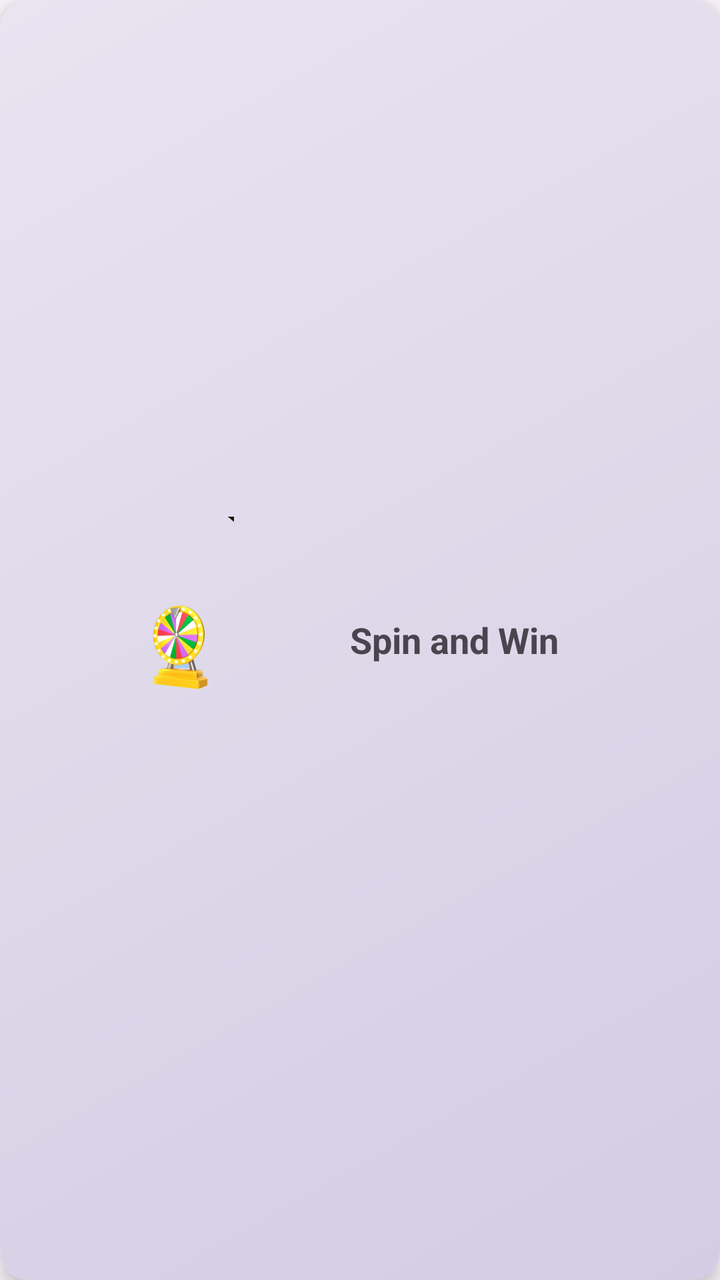
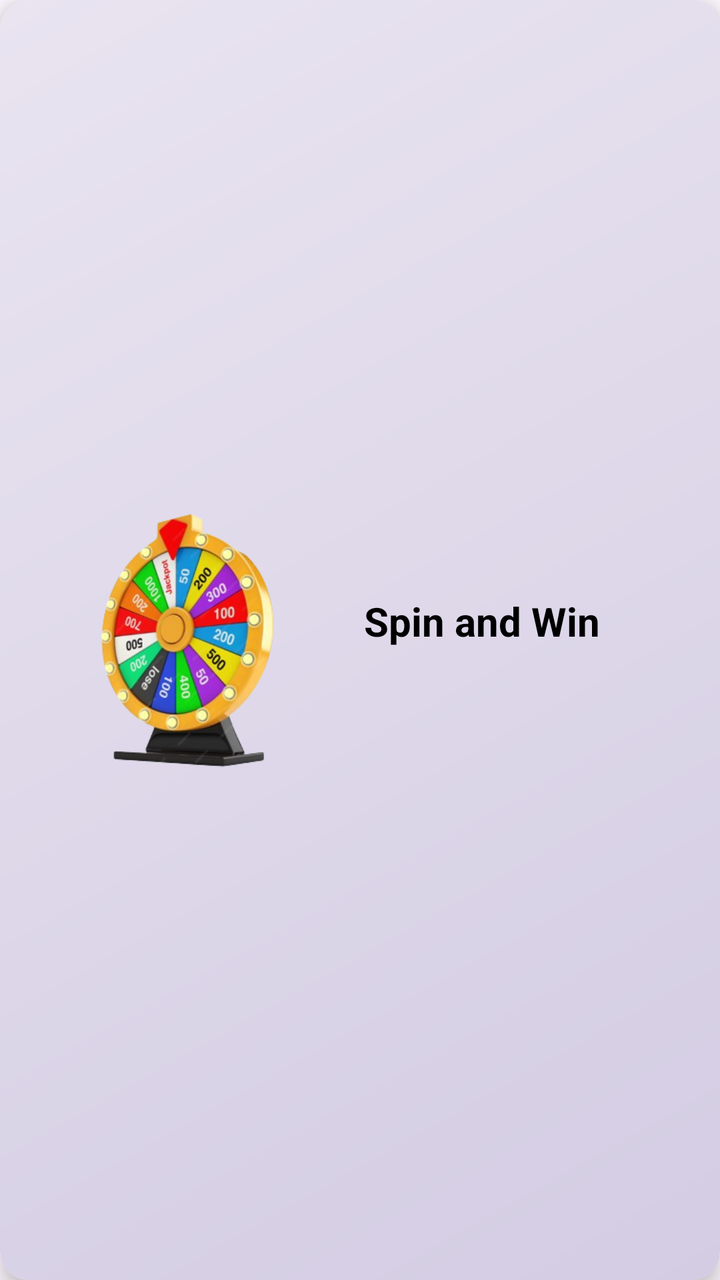

The first picture is an Android layout as it rendered before a commit; the second is the same layout after the commit. The layout source and the unified diff follow.
<!-- AndroidManifest.xml: application theme Theme.RGamer -->
<!-- res/layout/card_spinner.xml -->
<?xml version="1.0" encoding="utf-8"?>
<androidx.cardview.widget.CardView
    xmlns:android="http://schemas.android.com/apk/res/android"
    xmlns:app="http://schemas.android.com/apk/res-auto"
    android:id="@+id/card_spinner"
    android:layout_width="match_parent"
    android:layout_height="157dp"
    android:layout_marginBottom="12dp"
    app:cardCornerRadius="14dp"
    app:cardElevation="6dp">

    <LinearLayout
        android:layout_width="match_parent"
        android:layout_height="match_parent"
        android:padding="16dp"
        android:background="@drawable/bg_card_gradient"
        android:orientation="horizontal"
        android:gravity="center_vertical">

        <ImageView
            android:layout_width="147dp"
            android:layout_height="123dp"
            android:src="@drawable/ic_spinner" />

        <TextView
            android:layout_width="wrap_content"
            android:layout_height="wrap_content"
            android:layout_marginStart="12dp"
            android:text="Spin and Win"
            android:textSize="18sp"
            android:textStyle="bold"/>

    </LinearLayout>
</androidx.cardview.widget.CardView>
<!-- resources referenced by this layout -->
<resources>
  <!-- drawable bg_card_gradient (drawable) -->
  <?xml version="1.0" encoding="utf-8"?>
  <shape xmlns:android="http://schemas.android.com/apk/res/android"
      android:shape="rectangle">
  
      
      <corners android:radius="14dp" />
  
      
      <gradient
          android:startColor="#D3CCE3"
          android:endColor="#E9E4F0"
          android:angle="135" />
  
  </shape>
  <!-- drawable ic_spinner: png bitmap (drawable, 91867 bytes) -->
  <style name="Theme.RGamer" parent="Base.Theme.RGamer" />
  <style name="Base.Theme.RGamer" parent="Theme.Material3.DayNight.NoActionBar">
          
          
      </style>
</resources>

<!-- the commit's change to res/layout/card_spinner.xml (unified diff, before → after) -->
@@ -18,17 +18,18 @@
         android:gravity="center_vertical">
 
         <ImageView
-            android:layout_width="147dp"
-            android:layout_height="123dp"
+            android:layout_width="154dp"
+            android:layout_height="129dp"
             android:src="@drawable/ic_spinner" />
 
         <TextView
-            android:layout_width="wrap_content"
-            android:layout_height="wrap_content"
+            android:layout_width="207dp"
+            android:layout_height="46dp"
             android:layout_marginStart="12dp"
             android:text="Spin and Win"
-            android:textSize="18sp"
-            android:textStyle="bold"/>
+            android:textColor="@color/black"
+            android:textSize="20dp"
+            android:textStyle="bold" />
 
     </LinearLayout>
 </androidx.cardview.widget.CardView>
<!-- resource entries referenced after the edit -->
@@ -1,5 +1,6 @@
 <!-- resources referenced by this layout -->
 <resources>
+  <color name="black">#FF000000</color>
   <!-- drawable bg_card_gradient (drawable) -->
   <?xml version="1.0" encoding="utf-8"?>
   <shape xmlns:android="http://schemas.android.com/apk/res/android"
@@ -15,7 +16,7 @@
           android:angle="135" />
   
   </shape>
-  <!-- drawable ic_spinner: png bitmap (drawable, 91867 bytes) -->
+  <!-- drawable ic_spinner: png bitmap (drawable, 87806 bytes) -->
   <style name="Theme.RGamer" parent="Base.Theme.RGamer" />
   <style name="Base.Theme.RGamer" parent="Theme.Material3.DayNight.NoActionBar">
           
